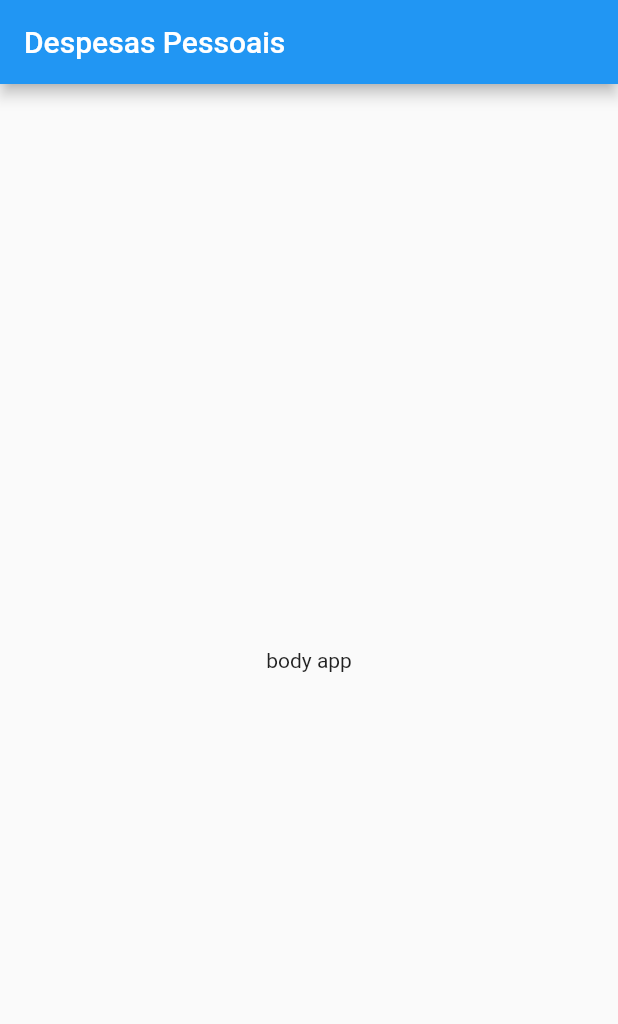
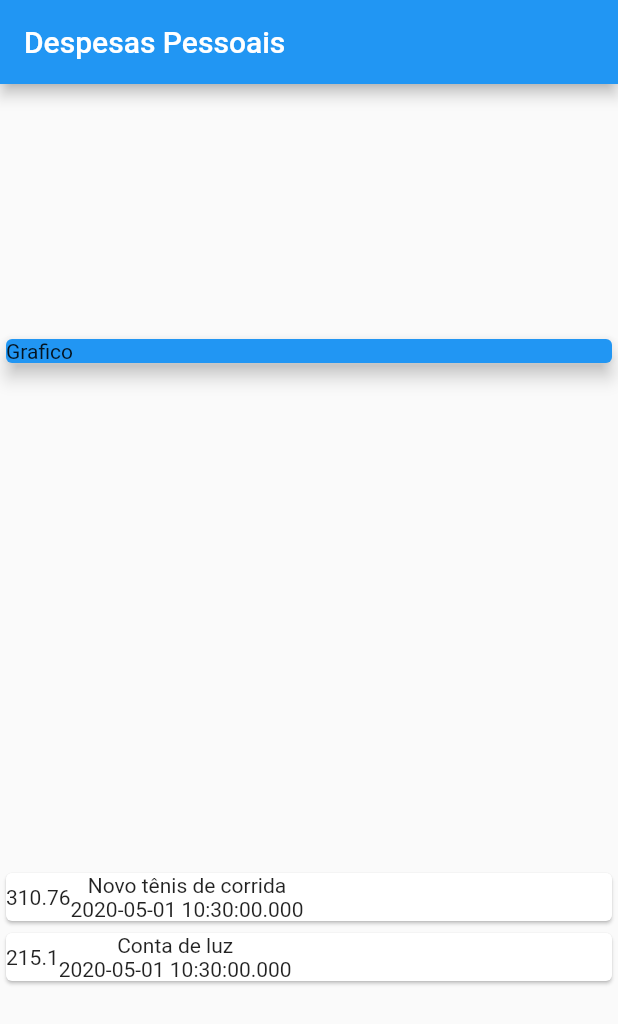
Before and after one commit to alexolirib/despesas-flutter, a Flutter app: the screen it shows after launch, on a phone screen of 412 x 824 dp. Shown: the top 1024 px of the screen. Run offline on Flutter 3.47's test engine with Material 2 defaults, Android fonts, the phone set to English and light mode, and no system bars.

Commit message:
criado o objeto transacao do projeto e organizando a interface

```diff
--- a/lib/main.dart
+++ b/lib/main.dart
@@ -1,3 +1,4 @@
+import 'package:despesas/models/transaction.dart';
 import 'package:flutter/material.dart';
 
 main() => runApp(ExpensesApp());
@@ -5,24 +6,62 @@ main() => runApp(ExpensesApp());
 class ExpensesApp extends StatelessWidget {
   @override
   Widget build(BuildContext context) {
-    return MaterialApp(
-      home: MyHomePage()
-
-    );
+    return MaterialApp(home: MyHomePage());
   }
 }
 
 class MyHomePage extends StatelessWidget {
+  final _transaction = [
+    Transaction(
+      id: 't1',
+      title: 'Novo tênis de corrida',
+      value: 310.76,
+      date: DateTime.now()
+    ),
+    Transaction(
+      id: 't2',
+      title: 'Conta de luz',
+      value: 215.10,
+      date: DateTime.now()
+    ),
+  ];
+
   @override
   Widget build(BuildContext context) {
     return Scaffold(
       appBar: AppBar(
         title: Text('Despesas Pessoais'),
       ),
-      body: Center(
-        child: Text('body app'),
-        ),
-
+      body: Column(
+        mainAxisAlignment: MainAxisAlignment.spaceAround,
+        crossAxisAlignment: CrossAxisAlignment.stretch,
+        children: <Widget>[
+          Container(
+            // width: double.infinity, - não precisa por conta do CrossAxisAlignment.stretch
+            child: Card(
+                color: Colors.blue,
+                child: Text('Grafico'),
+                elevation: 5
+            )
+          ),
+          Column(
+            children: _transaction.map((tr) {
+                return Card(
+                  child: Row(children: <Widget>[
+                      Container(
+                        child: Text(tr.value.toString()) ,
+                      ),
+                      Column(children: <Widget>[
+                        Text(tr.title),
+                        Text(tr.date.toString())
+                      ],)
+                    ],
+                  )
+                );
+              }).toList()
+          )
+        ],
+      ),
     );
   }
 }
--- /dev/null
+++ b/lib/models/transaction.dart
@@ -0,0 +1,19 @@
+
+import 'package:flutter/foundation.dart';
+
+class Transaction {
+  final String id;
+  final String title;
+  final double value;
+  final DateTime date;
+
+  Transaction({
+    @required this.id,
+    @required this.title,
+    @required this.value,
+    @required this.date
+  });
+
+
+
+}
--- a/pubspec.yaml
+++ b/pubspec.yaml
@@ -14,7 +14,7 @@ description: A new Flutter project.
 version: 1.0.0+1
 
 environment:
-  sdk: ">=2.1.0 <3.0.0"
+  sdk: ">=2.3.0 <3.0.0"
 
 dependencies:
   flutter:
```
